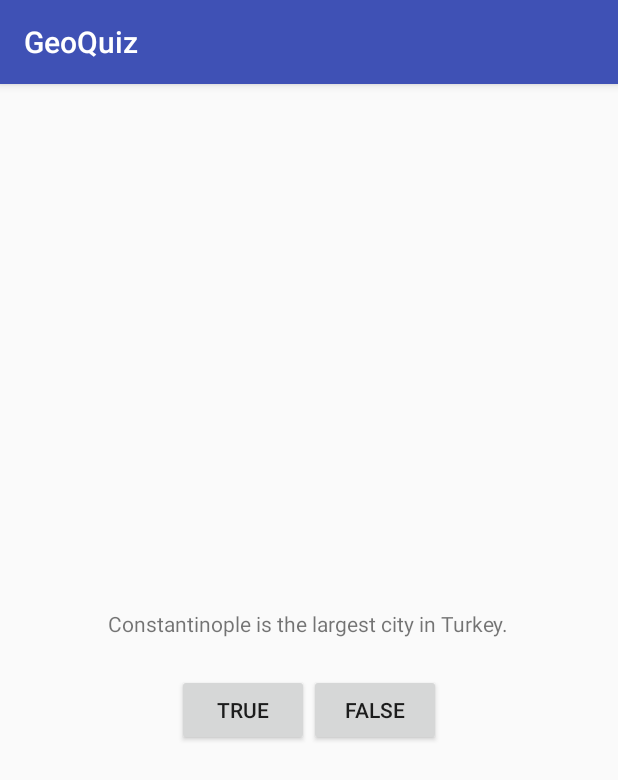
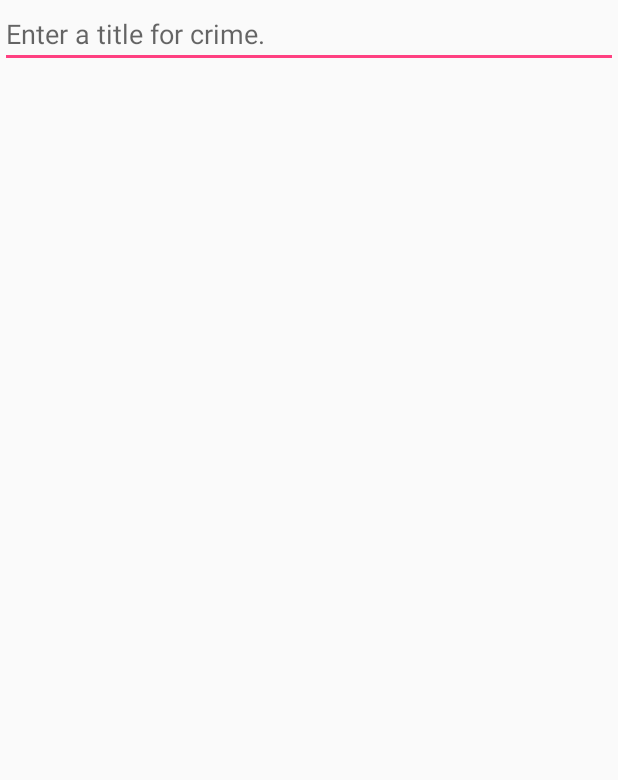
Before and after one commit to ur15975/Android-programming-the-big-nerd-ranch-guide, an Android app: the screen it shows after launch (QuizActivity before the commit, CrimeActivity after it), on a phone screen of 412 x 824 dp. Shown: the top 780 px of the screen. Run offline under Robolectric (Android 15) with nearby library versions, the phone set to English and light mode, and no system bars.

Commit message:
第7章 UI fragment与fragment管理器

```diff
--- a/app/build.gradle
+++ b/app/build.gradle
@@ -20,10 +20,11 @@ android {
 }
 
 dependencies {
-    compile fileTree(dir: 'libs', include: ['*.jar'])
+    compile fileTree(include: ['*.jar'], dir: 'libs')
     androidTestCompile('com.android.support.test.espresso:espresso-core:2.2.2', {
         exclude group: 'com.android.support', module: 'support-annotations'
     })
     compile 'com.android.support:appcompat-v7:25.1.1'
     testCompile 'junit:junit:4.12'
+    compile 'com.android.support:support-v4:25.3.0'
 }
--- a/app/src/main/AndroidManifest.xml
+++ b/app/src/main/AndroidManifest.xml
@@ -8,7 +8,7 @@
         android:label="@string/app_name"
         android:supportsRtl="true"
         android:theme="@style/AppTheme">
-        <activity android:name=".QuizActivity">
+        <activity android:name=".CrimeActivity">
             <intent-filter>
                 <action android:name="android.intent.action.MAIN"/>
 
--- /dev/null
+++ b/app/src/main/java/com/example/ur15975outlookcom/geoquiz/Crime.java
@@ -0,0 +1,28 @@
+package com.example.ur15975outlookcom.geoquiz;
+
+import java.util.UUID;
+
+/**
+ * Created by ur15975@outlook.com on 2017/3/17.
+ */
+
+public class Crime {
+    private UUID mID;
+    private String  mTitle;
+
+    public Crime() {
+        mID = UUID.randomUUID();
+    }
+
+    public UUID getID() {
+        return mID;
+    }
+
+    public String getTitle() {
+        return mTitle;
+    }
+
+    public void setTitle(String title) {
+        mTitle = title;
+    }
+}
--- /dev/null
+++ b/app/src/main/java/com/example/ur15975outlookcom/geoquiz/CrimeActivity.java
@@ -0,0 +1,31 @@
+package com.example.ur15975outlookcom.geoquiz;
+
+import android.support.v4.app.Fragment;
+import android.support.v4.app.FragmentActivity;
+import android.os.Bundle;
+import android.support.v4.app.FragmentManager;
+import android.view.View;
+import android.widget.Button;
+import android.widget.Toast;
+
+public class CrimeActivity extends FragmentActivity {
+
+    private Button mTrueButton;
+    private Button mFalseButton;
+
+    @Override
+    protected void onCreate(Bundle savedInstanceState) {
+        super.onCreate(savedInstanceState);
+        setContentView(R.layout.activity_crime);
+
+        FragmentManager fragmentActivity = getSupportFragmentManager();
+        Fragment fragment = fragmentActivity.findFragmentById(R.id.fragment_container);
+
+        if (fragment == null) {
+            fragment = new CrimeFragment();
+            fragmentActivity.beginTransaction()
+                    .add(R.id.fragment_container, fragment)
+                    .commit();
+        }
+    }
+}
--- /dev/null
+++ b/app/src/main/java/com/example/ur15975outlookcom/geoquiz/CrimeFragment.java
@@ -0,0 +1,51 @@
+package com.example.ur15975outlookcom.geoquiz;
+
+import android.os.Bundle;
+import android.support.v4.app.Fragment;
+import android.text.Editable;
+import android.text.TextWatcher;
+import android.view.LayoutInflater;
+import android.view.View;
+import android.view.ViewGroup;
+import android.widget.EditText;
+
+/**
+ * Created by ur15975@outlook.com on 2017/3/17.
+ */
+
+public class CrimeFragment extends Fragment {
+    private Crime mCrime;
+    private EditText mTitleField;
+
+
+    @Override
+    public void onCreate(Bundle savedInstanceState) {
+        super.onCreate(savedInstanceState);
+        mCrime = new Crime();
+    }
+
+    @Override
+    public View onCreateView(LayoutInflater inflater, ViewGroup container,
+                             Bundle savedInstanceState) {
+        View view = inflater.inflate(R.layout.fragment_crime, container, false);
+
+        mTitleField = (EditText) view.findViewById(R.id.crime_title);
+        mTitleField.addTextChangedListener(new TextWatcher() {
+            @Override
+            public void beforeTextChanged(CharSequence s, int start, int count, int after) {
+
+            }
+
+            @Override
+            public void onTextChanged(CharSequence s, int start, int before, int count) {
+                mCrime.setTitle(s.toString());
+            }
+
+            @Override
+            public void afterTextChanged(Editable s) {
+
+            }
+        });
+        return view;
+    }
+}
--- a/app/src/main/java/com/example/ur15975outlookcom/geoquiz/QuizActivity.java
+++ /dev/null
@@ -1,40 +0,0 @@
-package com.example.ur15975outlookcom.geoquiz;
-
-import android.support.v7.app.AppCompatActivity;
-import android.os.Bundle;
-import android.view.View;
-import android.widget.Button;
-import android.widget.Toast;
-
-public class QuizActivity extends AppCompatActivity {
-
-    private Button mTrueButton;
-    private Button mFalseButton;
-
-    @Override
-    protected void onCreate(Bundle savedInstanceState) {
-        super.onCreate(savedInstanceState);
-        setContentView(R.layout.activity_quiz);
-
-        mTrueButton = (Button) findViewById(R.id.true_button);
-        mTrueButton.setOnClickListener(new View.OnClickListener(){
-            @Override
-            public void onClick(View view) {
-                Toast.makeText(QuizActivity.this,
-                        R.string.correct_toast,
-                        Toast.LENGTH_SHORT).show();
-            }
-        });
-
-        mFalseButton = (Button) findViewById(R.id.false_button);
-        mFalseButton.setOnClickListener(new View.OnClickListener(){
-            @Override
-            public void onClick(View view) {
-                Toast.makeText(QuizActivity.this,
-                        R.string.incorrect_toast,
-                        Toast.LENGTH_SHORT).show();
-            }
-        });
-
-    }
-}
--- /dev/null
+++ b/app/src/main/res/layout/activity_crime.xml
@@ -0,0 +1,6 @@
+<?xml version="1.0" encoding="utf-8"?>
+<FrameLayout
+    xmlns:android="http://schemas.android.com/apk/res/android"
+    android:id="@+id/fragment_container"
+    android:layout_width="match_parent"
+    android:layout_height="match_parent"/>
--- a/app/src/main/res/layout/activity_quiz.xml
+++ /dev/null
@@ -1,33 +0,0 @@
-<?xml version="1.0" encoding="utf-8"?>
-<LinearLayout xmlns:android="http://schemas.android.com/apk/res/android"
-              android:layout_width="match_parent"
-              android:layout_height="match_parent"
-              android:gravity="center"
-              android:orientation="vertical">
-
-    <TextView
-        android:layout_width="wrap_content"
-        android:layout_height="wrap_content"
-        android:padding="24dp"
-        android:text="@string/question_text"/>
-
-    <LinearLayout
-        android:layout_width="wrap_content"
-        android:layout_height="wrap_content"
-        android:orientation="horizontal">
-
-        <Button
-            android:id="@+id/true_button"
-            android:layout_width="wrap_content"
-            android:layout_height="wrap_content"
-            android:text="@string/true_button"/>
-
-        <Button
-            android:id="@+id/false_button"
-            android:layout_width="wrap_content"
-            android:layout_height="wrap_content"
-            android:text="@string/false_button"/>
-
-    </LinearLayout>
-
-</LinearLayout>
--- /dev/null
+++ b/app/src/main/res/layout/fragment_crime.xml
@@ -0,0 +1,12 @@
+<?xml version="1.0" encoding="utf-8"?>
+<LinearLayout xmlns:android="http://schemas.android.com/apk/res/android"
+              android:orientation="vertical"
+              android:layout_width="match_parent"
+              android:layout_height="match_parent">
+    <EditText
+        android:id="@+id/crime_title"
+        android:layout_width="match_parent"
+        android:layout_height="wrap_content"
+        android:hint="@string/crime_title_hint"/>
+
+</LinearLayout>
--- a/app/src/main/res/values/strings.xml
+++ b/app/src/main/res/values/strings.xml
@@ -1,10 +1,5 @@
 <resources>
-    <string name="app_name">GeoQuiz</string>
-    <string name="question_text">
-        Constantinople is the largest city in Turkey.
-    </string>
-    <string name="true_button">TRUE</string>
-    <string name="false_button">FALSE</string>
-    <string name="correct_toast">Correct!</string>
-    <string name="incorrect_toast">Incorrect!</string>
+    <string name="app_name">CriminalIntent</string>
+    <string name="action_settings">Setting</string>
+    <string name="crime_title_hint">Enter a title for crime.</string>
 </resources>
--- a/build.gradle
+++ b/build.gradle
@@ -5,7 +5,7 @@ buildscript {
         jcenter()
     }
     dependencies {
-        classpath 'com.android.tools.build:gradle:2.2.3'
+        classpath 'com.android.tools.build:gradle:2.3.0'
 
         // NOTE: Do not place your application dependencies here; they belong
         // in the individual module build.gradle files
```
Also changed, not shown: gradle/wrapper/gradle-wrapper.properties.
